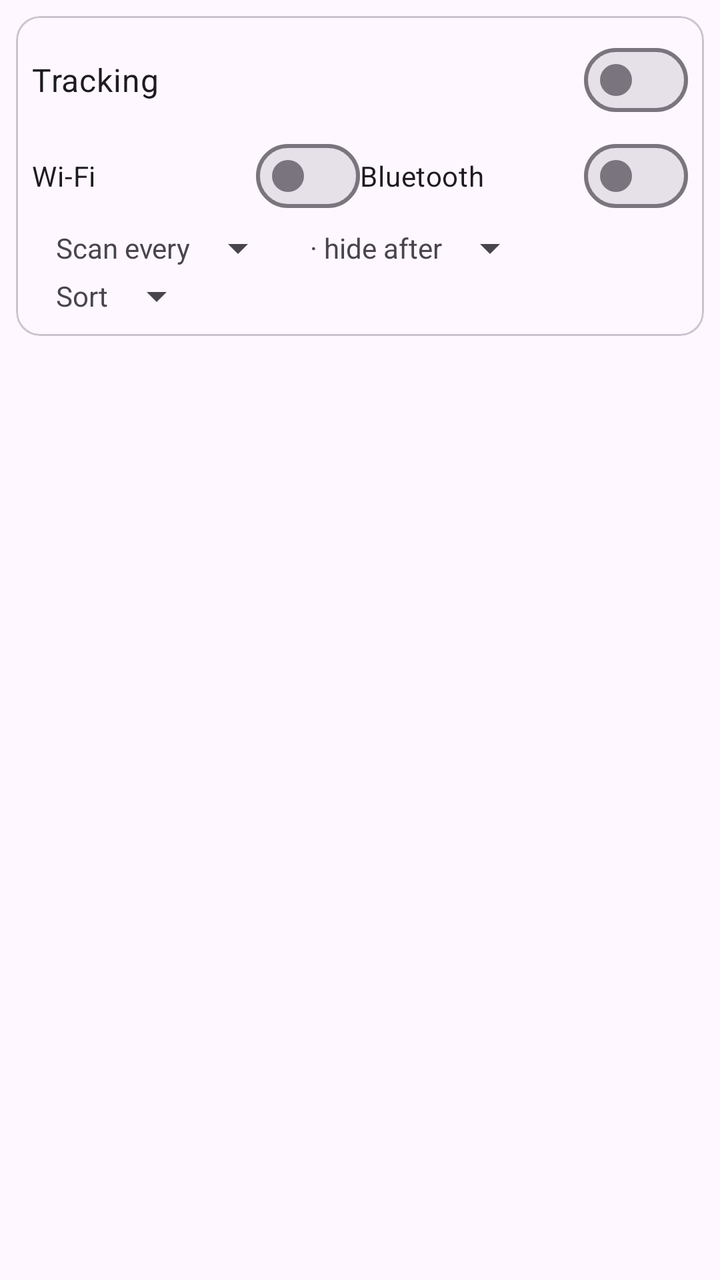
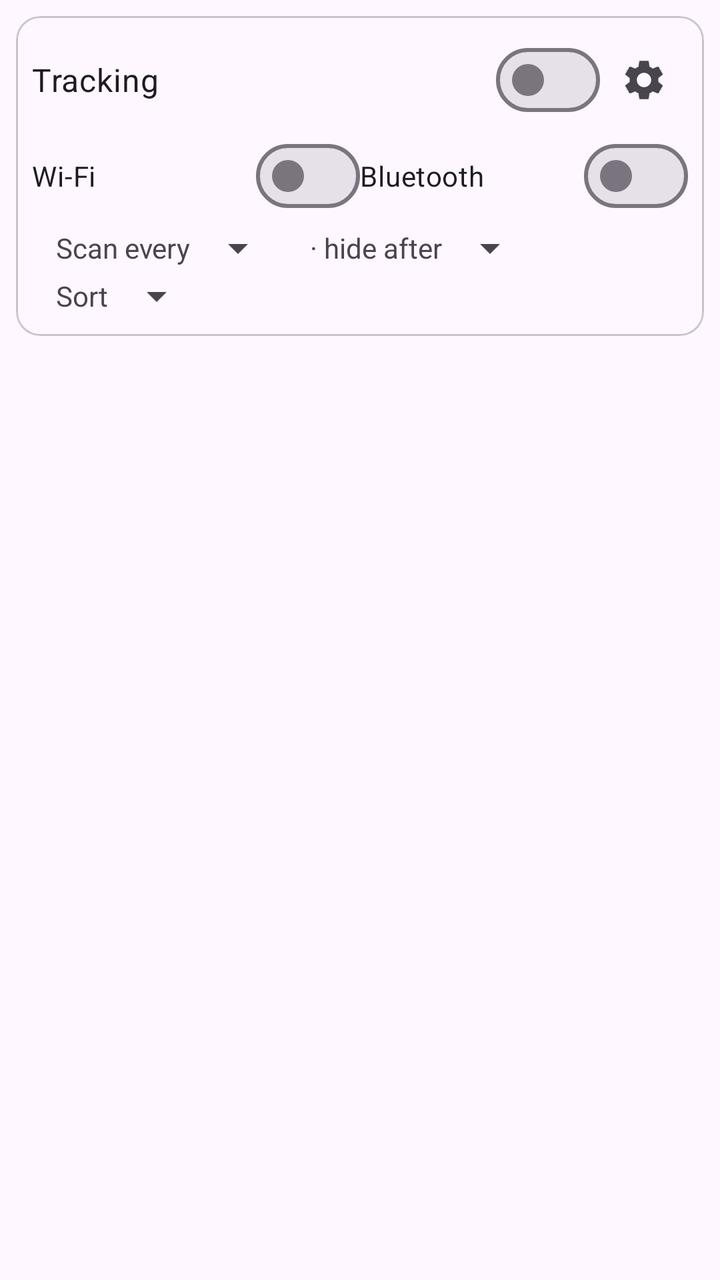

Compare the two renders of this Android layout. The source of the first and the diff that turns it into the second are given below.
<!-- AndroidManifest.xml: application theme Theme.AroundMe -->
<!-- res/layout/fragment_now.xml -->
<?xml version="1.0" encoding="utf-8"?>
<LinearLayout xmlns:android="http://schemas.android.com/apk/res/android"
    xmlns:app="http://schemas.android.com/apk/res-auto"
    android:layout_width="match_parent"
    android:layout_height="match_parent"
    android:orientation="vertical">

    <com.google.android.material.card.MaterialCardView
        android:layout_width="match_parent"
        android:layout_height="wrap_content"
        android:layout_margin="8dp"
        app:cardCornerRadius="12dp">

        <LinearLayout
            android:layout_width="match_parent"
            android:layout_height="wrap_content"
            android:orientation="vertical"
            android:padding="8dp">

            <com.google.android.material.materialswitch.MaterialSwitch
                android:id="@+id/switchTracking"
                android:layout_width="match_parent"
                android:layout_height="wrap_content"
                android:text="Tracking"
                android:textSize="16sp" />

            <LinearLayout
                android:layout_width="match_parent"
                android:layout_height="wrap_content"
                android:orientation="horizontal">

                <com.google.android.material.materialswitch.MaterialSwitch
                    android:id="@+id/switchWifi"
                    android:layout_width="0dp"
                    android:layout_height="wrap_content"
                    android:layout_weight="1"
                    android:text="Wi-Fi" />

                <com.google.android.material.materialswitch.MaterialSwitch
                    android:id="@+id/switchBt"
                    android:layout_width="0dp"
                    android:layout_height="wrap_content"
                    android:layout_weight="1"
                    android:text="Bluetooth" />
            </LinearLayout>

            <LinearLayout
                android:layout_width="match_parent"
                android:layout_height="wrap_content"
                android:orientation="horizontal"
                android:gravity="center_vertical">

                <TextView
                    android:layout_width="wrap_content"
                    android:layout_height="wrap_content"
                    android:paddingStart="12dp"
                    android:text="Scan every" />

                <Spinner
                    android:id="@+id/spinnerInterval"
                    android:layout_width="wrap_content"
                    android:layout_height="wrap_content" />

                <TextView
                    android:layout_width="wrap_content"
                    android:layout_height="wrap_content"
                    android:paddingStart="12dp"
                    android:text="· hide after" />

                <Spinner
                    android:id="@+id/spinnerHide"
                    android:layout_width="wrap_content"
                    android:layout_height="wrap_content" />
            </LinearLayout>

            <LinearLayout
                android:layout_width="match_parent"
                android:layout_height="wrap_content"
                android:orientation="horizontal"
                android:gravity="center_vertical">

                <TextView
                    android:layout_width="wrap_content"
                    android:layout_height="wrap_content"
                    android:paddingStart="12dp"
                    android:text="Sort" />

                <Spinner
                    android:id="@+id/spinnerSort"
                    android:layout_width="wrap_content"
                    android:layout_height="wrap_content" />
            </LinearLayout>

            <TextView
                android:id="@+id/textPermHint"
                android:layout_width="match_parent"
                android:layout_height="wrap_content"
                android:padding="8dp"
                android:textColor="@color/red_600"
                android:visibility="gone" />
        </LinearLayout>
    </com.google.android.material.card.MaterialCardView>

    <TextView
        android:id="@+id/textStatus"
        android:layout_width="match_parent"
        android:layout_height="wrap_content"
        android:paddingHorizontal="12dp"
        android:paddingBottom="4dp"
        android:textSize="12sp" />

    <androidx.recyclerview.widget.RecyclerView
        android:id="@+id/list"
        android:layout_width="match_parent"
        android:layout_height="0dp"
        android:layout_weight="1" />

    <TextView
        android:id="@+id/empty"
        android:layout_width="match_parent"
        android:layout_height="wrap_content"
        android:gravity="center"
        android:padding="24dp"
        android:text="No devices nearby. Start tracking to scan."
        android:visibility="gone" />
</LinearLayout>
<!-- resources referenced by this layout -->
<resources>
  <color name="red_600">#E53935</color>
  <style name="Theme.AroundMe" parent="Theme.Material3.DayNight.NoActionBar">
          <item name="colorPrimary">@color/teal_700</item>
          <item name="colorSecondary">@color/amber_600</item>
      </style>
  <color name="teal_700">#00796B</color>
  <color name="amber_600">#FFB300</color>
</resources>

<!-- the commit's change to res/layout/fragment_now.xml (unified diff, before → after) -->
@@ -17,12 +17,28 @@
             android:orientation="vertical"
             android:padding="8dp">
 
-            <com.google.android.material.materialswitch.MaterialSwitch
-                android:id="@+id/switchTracking"
+            <LinearLayout
                 android:layout_width="match_parent"
                 android:layout_height="wrap_content"
-                android:text="Tracking"
-                android:textSize="16sp" />
+                android:orientation="horizontal"
+                android:gravity="center_vertical">
+
+                <com.google.android.material.materialswitch.MaterialSwitch
+                    android:id="@+id/switchTracking"
+                    android:layout_width="0dp"
+                    android:layout_height="wrap_content"
+                    android:layout_weight="1"
+                    android:text="Tracking"
+                    android:textSize="16sp" />
+
+                <ImageButton
+                    android:id="@+id/btnSettings"
+                    android:layout_width="44dp"
+                    android:layout_height="44dp"
+                    android:background="?attr/selectableItemBackgroundBorderless"
+                    android:contentDescription="Settings"
+                    android:src="@drawable/ic_settings" />
+            </LinearLayout>
 
             <LinearLayout
                 android:layout_width="match_parent"
<!-- resource entries referenced after the edit -->
@@ -1,6 +1,17 @@
 <!-- resources referenced by this layout -->
 <resources>
   <color name="red_600">#E53935</color>
+  <!-- drawable ic_settings (drawable) -->
+  <vector xmlns:android="http://schemas.android.com/apk/res/android"
+      android:width="24dp"
+      android:height="24dp"
+      android:viewportWidth="24"
+      android:viewportHeight="24"
+      android:tint="?attr/colorControlNormal">
+      <path
+          android:fillColor="@android:color/white"
+          android:pathData="M19.14,12.94c0.04,-0.3 0.06,-0.61 0.06,-0.94c0,-0.32 -0.02,-0.64 -0.07,-0.94l2.03,-1.58c0.18,-0.14 0.23,-0.41 0.12,-0.61l-1.92,-3.32c-0.12,-0.22 -0.37,-0.29 -0.59,-0.22l-2.39,0.96c-0.5,-0.38 -1.03,-0.7 -1.62,-0.94L14.4,2.81c-0.04,-0.24 -0.24,-0.41 -0.48,-0.41h-3.84c-0.24,0 -0.43,0.17 -0.47,0.41L9.25,5.35C8.66,5.59 8.12,5.92 7.63,6.29L5.24,5.33c-0.22,-0.08 -0.47,0 -0.59,0.22L2.74,8.87C2.62,9.08 2.66,9.34 2.86,9.48l2.03,1.58C4.84,11.36 4.8,11.69 4.8,12s0.02,0.64 0.07,0.94l-2.03,1.58c-0.18,0.14 -0.23,0.41 -0.12,0.61l1.92,3.32c0.12,0.22 0.37,0.29 0.59,0.22l2.39,-0.96c0.5,0.38 1.03,0.7 1.62,0.94l0.36,2.54c0.05,0.24 0.24,0.41 0.48,0.41h3.84c0.24,0 0.44,-0.17 0.47,-0.41l0.36,-2.54c0.59,-0.24 1.13,-0.56 1.62,-0.94l2.39,0.96c0.22,0.08 0.47,0 0.59,-0.22l1.92,-3.32c0.12,-0.22 0.07,-0.47 -0.12,-0.61L19.14,12.94zM12,15.6c-1.98,0 -3.6,-1.62 -3.6,-3.6s1.62,-3.6 3.6,-3.6s3.6,1.62 3.6,3.6 -1.62,3.6 -3.6,3.6z" />
+  </vector>
   <style name="Theme.AroundMe" parent="Theme.Material3.DayNight.NoActionBar">
           <item name="colorPrimary">@color/teal_700</item>
           <item name="colorSecondary">@color/amber_600</item>
